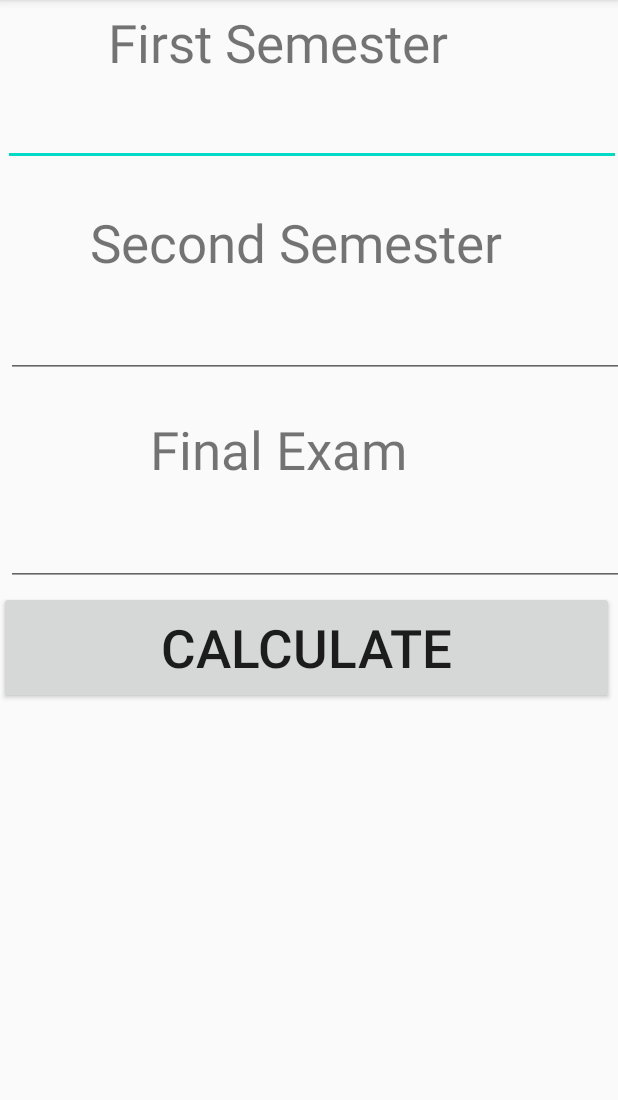
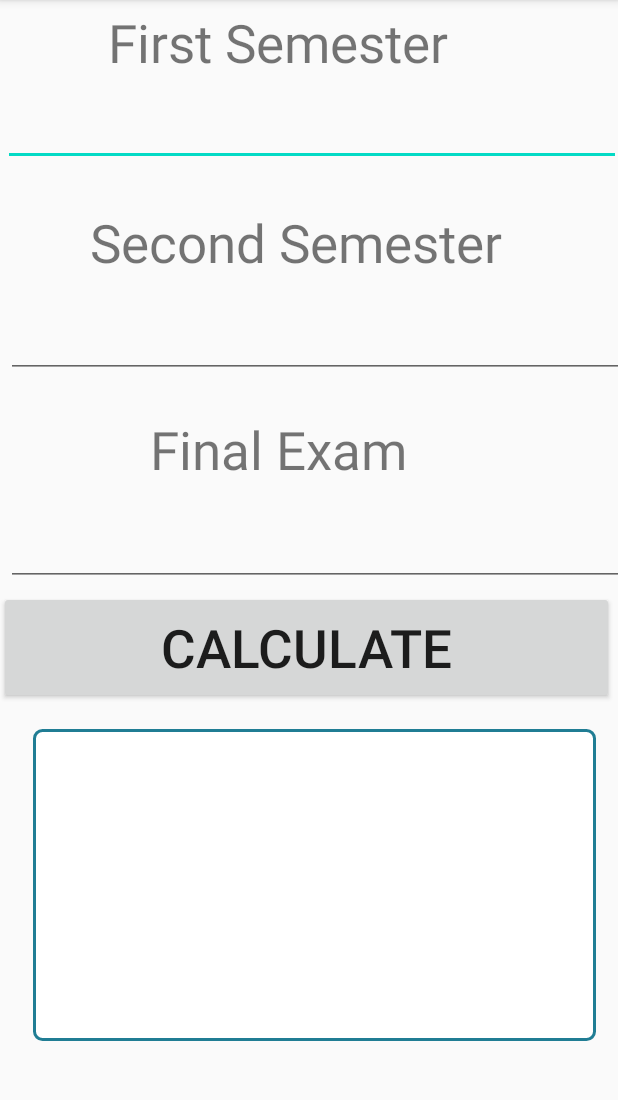
Before and after one commit to Madhu2244/GPA_Application_Android_Studio, an Android app: the semester_convert screen opened directly, with no data from a screen before it, on a phone screen of 412 x 824 dp, the part 84-1184 px from its top. Run offline under Robolectric (Android 15) with nearby library versions, the phone set to English and light mode, and no system bars.

Commit message:
Updated the User Interface

```diff
--- a/app/src/main/java/com/example/gpa_application/semester_convert.java
+++ b/app/src/main/java/com/example/gpa_application/semester_convert.java
@@ -23,7 +23,7 @@ public class semester_convert extends AppCompatActivity {
         semester2 = (EditText) findViewById(R.id.editText3);
         finalExam = (EditText) findViewById(R.id.editText4);
         calculate = (Button) findViewById(R.id.button5);
-        output = (TextView) findViewById(R.id.textView6);
+        output = (TextView) findViewById(R.id.textView3);
         output.setOnClickListener(new View.OnClickListener() {
             @Override
             public void onClick(View v) {
@@ -43,6 +43,7 @@ public class semester_convert extends AppCompatActivity {
                     }
                 }
                 output.setText("Your average is " + convertNumber  + "\nRegular: " + reg_conversion[index] + "\nHonors: " + honor_conversion[index] + "\nAP: " + ap_conversion[index]);
+                output.showContextMenu();
 
             }
         });
--- /dev/null
+++ b/app/src/main/res/drawable/rectangle.xml
@@ -0,0 +1,9 @@
+<shape xmlns:android="http://schemas.android.com/apk/res/android" android:id="@+id/listview_background_shape">
+    <stroke android:width="2dp" android:color="#ff207d94" />
+    <padding android:left="2dp"
+        android:top="2dp"
+        android:right="2dp"
+        android:bottom="2dp" />
+    <corners android:radius="5dp" />
+    <solid android:color="#ffffffff" />
+</shape>
--- a/app/src/main/res/layout/activity_semester_convert.xml
+++ b/app/src/main/res/layout/activity_semester_convert.xml
@@ -73,11 +73,22 @@
         android:text="Calculate"
         android:textSize="35sp" />
 
+    <View
+        android:id="@+id/myRectangleView1"
+        android:layout_width="375dp"
+        android:layout_height="208dp"
+        android:layout_x="22dp"
+        android:layout_y="486dp"
+        android:background="@drawable/rectangle" />
+
     <TextView
-        android:id="@+id/textView6"
-        android:layout_width="411dp"
-        android:layout_height="262dp"
-        android:layout_x="3dp"
-        android:layout_y="481dp"
-        android:textSize="18sp" />
+        android:id="@+id/textView3"
+        android:layout_width="379dp"
+        android:layout_height="204dp"
+        android:layout_x="24dp"
+        android:layout_y="493dp"
+        android:scrollbars="vertical"
+        android:text=""
+        android:textAppearance="@style/TextAppearance.AppCompat.Display3"
+        android:textSize="40sp" />
 </AbsoluteLayout>
```
Also changed, not shown: app/src/main/java/com/example/gpa_application/finalexam.java (+24 -4 lines), app/src/main/res/layout/activity_finalexam.xml (+18 -6 lines), app/src/main/res/layout/activity_gpa_ui.xml (+34 -13 lines).
